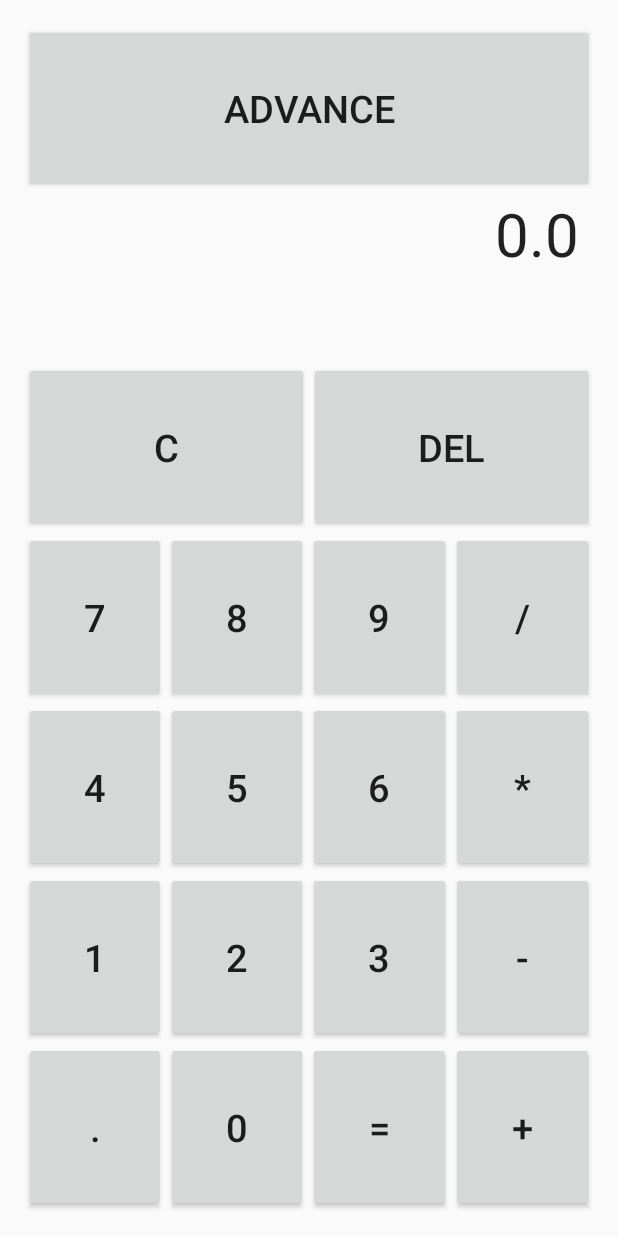
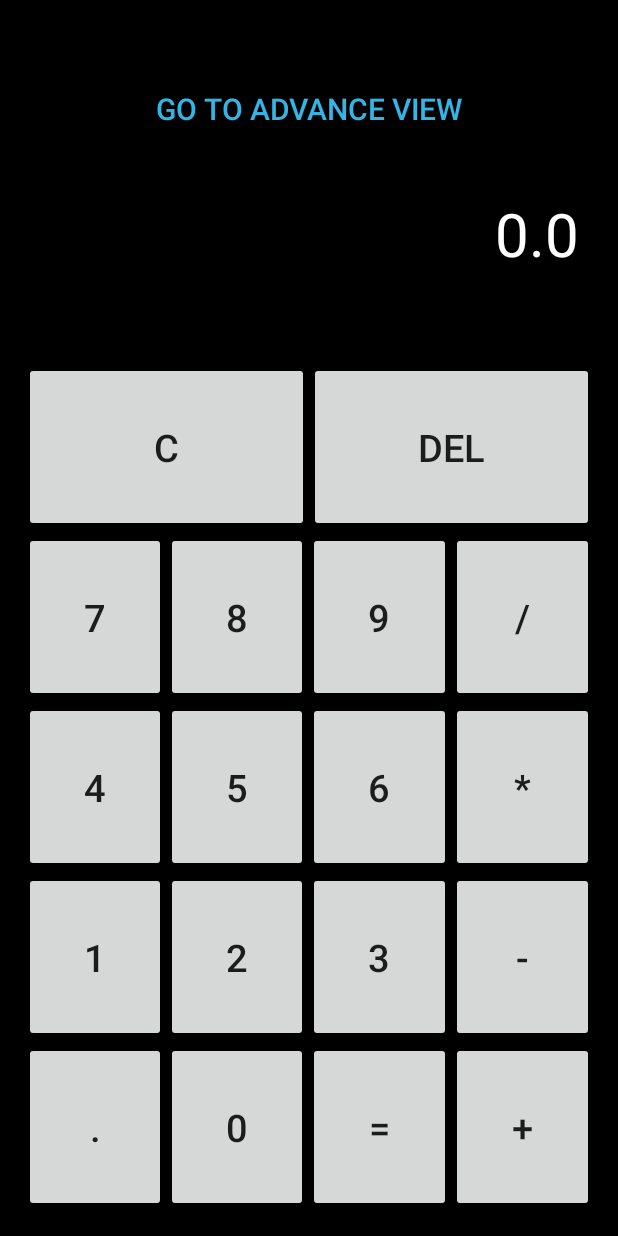
Before and after one commit to vishupatel/MyCalculator, an Android app: the screen it shows after launch (MainActivity), after a tap on an icon or button, on a phone screen of 412 x 824 dp. Run offline under Robolectric (Android 15) with nearby library versions, the phone set to English and light mode, and no system bars; 1 statement that could not run was skipped.

Commit message:
Design change

```diff
--- a/app/src/main/AndroidManifest.xml
+++ b/app/src/main/AndroidManifest.xml
@@ -17,7 +17,7 @@
                 <category android:name="android.intent.category.LAUNCHER" />
             </intent-filter>
         </activity>
-        <activity android:name=".AdvanceView" android:noHistory="true"></activity>
+        <activity android:name=".AdvanceCalc" android:noHistory="true"></activity>
 
     </application>
 
--- a/app/src/main/java/org/mycalculator/com/mycalculator/CalculatorClass.java
+++ /dev/null
@@ -1,70 +0,0 @@
-package org.mycalculator.com.mycalculator;
-
-/**
- * Created by vishakha14 on 5/2/2015.
- */
-public class CalculatorClass {
-    private double mOperand;
-    private double mWaitingOperand;
-    private String mWaitingOperator;
-
-    // operator types
-    public static final String ADD = "+";
-    public static final String SUBTRACT = "-";
-    public static final String MULTIPLY = "*";
-    public static final String DIVIDE = "/";
-
-    public static final String CLEAR = "C" ;
-
-    // constructor
-    public CalculatorClass() {
-          mOperand = 0;
-        mWaitingOperand = 0;
-        mWaitingOperator = "";
-
-    }
-
-    public void setOperand(double operand) {
-        mOperand = operand;
-    }
-
-    public double getResult() {
-        return mOperand;
-    }
-
-    public String toString() {
-        return Double.toString(mOperand);
-    }
-
-    protected double performOperation(String operator) {
-
-        if (operator.equals(CLEAR)) {
-            mOperand = 0;
-            mWaitingOperator = "";
-            mWaitingOperand = 0;
-
-        } else {
-            performWaitingOperation();
-            mWaitingOperator = operator;
-            mWaitingOperand = mOperand;
-        }
-
-        return mOperand;
-    }
-
-    protected void performWaitingOperation() {
-
-        if (mWaitingOperator.equals(ADD)) {
-            mOperand = mWaitingOperand + mOperand;
-        } else if (mWaitingOperator.equals(SUBTRACT)) {
-            mOperand = mWaitingOperand - mOperand;
-        } else if (mWaitingOperator.equals(MULTIPLY)) {
-            mOperand = mWaitingOperand * mOperand;
-        } else if (mWaitingOperator.equals(DIVIDE)) {
-            if (mOperand != 0) {
-                mOperand = mWaitingOperand / mOperand;
-            }
-        }
-
-    }
-}
--- a/app/src/main/java/org/mycalculator/com/mycalculator/MainActivity.java
+++ b/app/src/main/java/org/mycalculator/com/mycalculator/MainActivity.java
@@ -11,9 +11,9 @@ import android.widget.TextView;
 
 
 public class MainActivity extends Activity implements View.OnClickListener {
-    private TextView mCalculatorDisplay;
-    private Boolean userIsInTheMiddleOfTypingANumber = false;
-    private CalculatorClass mCalculatorClass;
+    private TextView txtCalcView;
+    private Boolean MiddleOfTyping = false;
+    private Operations ObjOperator;
     private static final String DIGITS = "0123456789.";
     private Button Advance;
     Context context;
@@ -26,27 +26,27 @@ public class MainActivity extends Activity implements View.OnClickListener {
         super.onCreate(savedInstanceState);
         setContentView(R.layout.activity_main);
 
-        mCalculatorClass = new CalculatorClass();
-        mCalculatorDisplay = (TextView) findViewById(R.id.textView1);
+        ObjOperator = new Operations();
+        txtCalcView = (TextView) findViewById(R.id.textView1);
 
         Intent intent = getIntent();
         String txtBoxValue = intent.getStringExtra("txtBoxValue");
-        mCalculatorDisplay = (TextView) findViewById(R.id.textView1);
+        txtCalcView = (TextView) findViewById(R.id.textView1);
 
         if(txtBoxValue == "" || txtBoxValue == "0"){
-            mCalculatorDisplay.setText("0");
+            txtCalcView.setText("0");
         }else{
-            mCalculatorDisplay.setText(txtBoxValue);
-            userIsInTheMiddleOfTypingANumber = true;
+            txtCalcView.setText(txtBoxValue);
+            MiddleOfTyping = true;
         }
 
         Advance = (Button) findViewById(R.id.buttonAdvance);
         Advance.setOnClickListener(new View.OnClickListener() {
             @Override
             public void onClick(View v) {
-                String  txtBoxValue =  mCalculatorDisplay.getText().toString();
+                String  txtBoxValue =  txtCalcView.getText().toString();
                 Intent intent;
-                intent = new Intent(MainActivity.this, AdvanceView.class);
+                intent = new Intent(MainActivity.this, AdvanceCalc.class);
                 intent.putExtra("txtBoxValue", txtBoxValue);
                 startActivity(intent);
 
@@ -81,43 +81,43 @@ public class MainActivity extends Activity implements View.OnClickListener {
         String buttonPressed = ((Button) v).getText().toString();
 
         if (DIGITS.contains(buttonPressed)) {
-            if (userIsInTheMiddleOfTypingANumber) {
+            if (MiddleOfTyping) {
 
-                if (buttonPressed.equals(".") && mCalculatorDisplay.getText().toString().contains(".")) {
+                if (buttonPressed.equals(".") && txtCalcView.getText().toString().contains(".")) {
 
                 } else {
-                    mCalculatorDisplay.append(buttonPressed);
+                    txtCalcView.append(buttonPressed);
                 }
 
             } else {
 
                 if (buttonPressed.equals(".")) {
-                    mCalculatorDisplay.setText(0 + buttonPressed);
+                    txtCalcView.setText(0 + buttonPressed);
                 } else {
-                    mCalculatorDisplay.setText(buttonPressed);
+                    txtCalcView.setText(buttonPressed);
                 }
 
-                userIsInTheMiddleOfTypingANumber = true;
+                MiddleOfTyping = true;
             }
 
         } else if(buttonPressed.equalsIgnoreCase("DEL")) {
 
-            if(mCalculatorDisplay.getText().length() <=1) {
-                userIsInTheMiddleOfTypingANumber = false;
-                mCalculatorDisplay.setText("0");
+            if(txtCalcView.getText().length() <=1) {
+                MiddleOfTyping = false;
+                txtCalcView.setText("0");
             }else {
-                userIsInTheMiddleOfTypingANumber = false;
-                String str = mCalculatorDisplay.getText().toString();
-                mCalculatorDisplay.setText(str.substring(0, str.length() -1));
+                MiddleOfTyping = false;
+                String str = txtCalcView.getText().toString();
+                txtCalcView.setText(str.substring(0, str.length() -1));
             }
         }else{
-                if (userIsInTheMiddleOfTypingANumber) {
-                    mCalculatorClass.setOperand(Double.parseDouble(mCalculatorDisplay.getText().toString()));
-                    userIsInTheMiddleOfTypingANumber = false;
+                if (MiddleOfTyping) {
+                    ObjOperator.setOperand(Double.parseDouble(txtCalcView.getText().toString()));
+                    MiddleOfTyping = false;
                 }
-                mCalculatorClass.performOperation(buttonPressed);
-            mCalculatorDisplay.setText(mCalculatorClass.getResult() + "");
-            }
+            ObjOperator.Operation(buttonPressed);
+            txtCalcView.setText(ObjOperator.getResult() + "");
+        }
 
     }
 
@@ -126,13 +126,13 @@ public class MainActivity extends Activity implements View.OnClickListener {
     @Override
     protected void onSaveInstanceState(Bundle outState) {
         super.onSaveInstanceState(outState);
-        outState.putDouble("OPERAND", mCalculatorClass.getResult());
+        outState.putDouble("OPERAND", ObjOperator.getResult());
     }
 
     @Override
     protected void onRestoreInstanceState(Bundle savedInstanceState) {
         super.onRestoreInstanceState(savedInstanceState);
-        mCalculatorClass.setOperand(savedInstanceState.getDouble("OPERAND"));
-        mCalculatorDisplay.setText(mCalculatorClass.getResult() + "");
+        ObjOperator.setOperand(savedInstanceState.getDouble("OPERAND"));
+        txtCalcView.setText(ObjOperator.getResult() + "");
     }
 }
--- /dev/null
+++ b/app/src/main/java/org/mycalculator/com/mycalculator/Operations.java
@@ -0,0 +1,70 @@
+package org.mycalculator.com.mycalculator;
+
+/**
+ * Created by vishakha14 on 5/2/2015.
+ */
+public class Operations {
+    private double Operater;
+    private double Value2;
+    private String Operatoration;
+
+    // operator types
+    public static final String ADD = "+";
+    public static final String SUBTRACT = "-";
+    public static final String MULTIPLY = "*";
+    public static final String DIVIDE = "/";
+
+    public static final String CLEAR = "C" ;
+
+    // constructor
+    public Operations() {
+        Operater = 0;
+        Value2 = 0;
+        Operatoration = "";
+
+    }
+
+    public void setOperand(double Operater) {
+        Operater = Operater;
+    }
+
+    public double getResult() {
+        return Operater;
+    }
+
+    public String toString() {
+        return Double.toString(Operater);
+    }
+
+    protected double Operation(String operator) {
+
+        if (operator.equals(CLEAR)) {
+            Operater = 0;
+            Operatoration = "";
+            Value2 = 0;
+
+        } else {
+            BasicOperation();
+            Operatoration = operator;
+            Value2 = Operater;
+        }
+
+        return Operater;
+    }
+
+    protected void BasicOperation() {
+
+        if (Operatoration.equals(ADD)) {
+            Operater = Value2 + Operater;
+        } else if (Operatoration.equals(SUBTRACT)) {
+            Operater = Value2 - Operater;
+        } else if (Operatoration.equals(MULTIPLY)) {
+            Operater = Value2 * Operater;
+        } else if (Operatoration.equals(DIVIDE)) {
+            if (Operater != 0) {
+                Operater = Value2 / Operater;
+            }
+        }
+
+    }
+}
--- a/app/src/main/res/layout/activity_main.xml
+++ b/app/src/main/res/layout/activity_main.xml
@@ -4,6 +4,7 @@
     android:layout_height="match_parent"
     android:layout_gravity="center"
     android:orientation="vertical"
+    android:background="@android:color/black"
     android:paddingBottom="@dimen/activity_vertical_margin"
     android:paddingLeft="@dimen/activity_horizontal_margin"
     android:paddingRight="@dimen/activity_horizontal_margin"
@@ -17,11 +18,13 @@
 
         <Button
             android:id="@+id/buttonAdvance"
-            android:layout_width="0dp"
+            android:layout_width="wrap_content"
             android:layout_height="match_parent"
             android:layout_weight=".25"
+            android:background="@android:color/transparent"
+            android:textColor="@android:color/holo_blue_light"
             android:text="@string/btnAdvance"
-            android:textSize="25sp" />
+            android:textSize="20sp" />
     </LinearLayout>
 
     <LinearLayout
@@ -36,6 +39,7 @@
             android:layout_height="wrap_content"
             android:gravity="right"
             android:maxLines="1"
+            android:textColor="@android:color/white"
             android:paddingLeft="10dp"
             android:paddingRight="10dp"
             android:text="0"
--- a/app/src/main/res/values/strings.xml
+++ b/app/src/main/res/values/strings.xml
@@ -51,8 +51,8 @@
     <string name="buttonPercentage">%</string>
     <string name="buttonExclamation">!</string>
 
-    <string name="btnAdvance">Advance</string>
-    <string name="btnBasic">Basic</string>
+    <string name="btnAdvance">Go To Advance View</string>
+    <string name="btnBasic">Go To Basic View</string>
     <string name="buttonDel">Del</string>
 
 
```
Also changed, not shown: app/src/main/java/org/mycalculator/com/mycalculator/AdvanceCalc.java (renamed from app/src/main/java/org/mycalculator/com/mycalculator/AdvanceView.java, +4 -7 lines), app/src/main/res/layout/advance_calc.xml (renamed from app/src/main/res/layout/advanceview.xml, +6 -2 lines), 1 other file.
